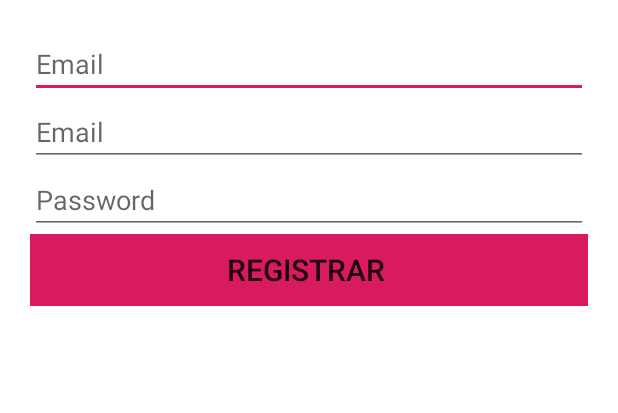
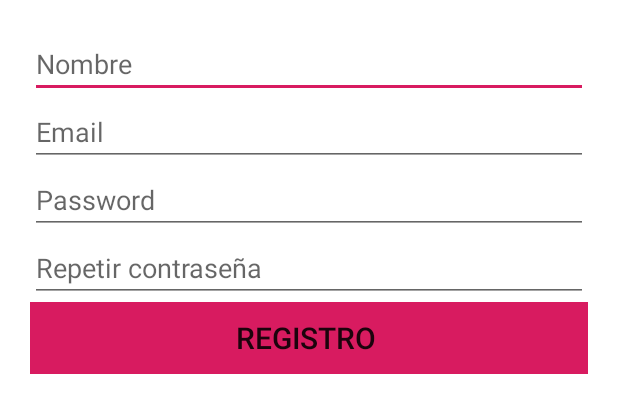
Before and after one commit to Wolf-JhEd/RA-Fia, an Android app: the layout activity_register.xml on its own in the app's theme, with its tools: preview values and no code run, on a phone screen of 412 x 824 dp. Shown: the top 413 px of the screen. Run offline under Robolectric (Android 15) with nearby library versions, the light colour scheme and no system bars.

Commit message:
finish Autentication

```diff
--- a/app/src/main/res/layout/activity_login.xml
+++ b/app/src/main/res/layout/activity_login.xml
@@ -15,12 +15,14 @@
         android:layout_width="match_parent"
         android:layout_height="wrap_content"
         android:hint="Email"
+        android:textColor="#820405"
         />
     <EditText
         android:id="@+id/editexPassw"
         android:layout_width="match_parent"
         android:layout_height="wrap_content"
         android:hint="Password"
+        android:textColor="#820405"
         />
 
     <LinearLayout
--- a/app/src/main/res/layout/activity_register.xml
+++ b/app/src/main/res/layout/activity_register.xml
@@ -13,7 +13,8 @@
         android:id="@+id/editRegName"
         android:layout_width="match_parent"
         android:layout_height="wrap_content"
-        android:hint="Email"
+        android:hint="Nombre"
+        android:textColor="#820405"
         />
 
     <EditText
@@ -21,13 +22,24 @@
         android:layout_width="match_parent"
         android:layout_height="wrap_content"
         android:hint="Email"
+        android:textColor="#820405"
         />
+
     <EditText
         android:id="@+id/editRegPassword"
         android:layout_width="match_parent"
         android:layout_height="wrap_content"
         android:hint="Password"
+        android:textColor="#820405"
         />
+
+    <EditText
+        android:id="@+id/idRegistroContraseñaRepetida"
+        android:layout_width="match_parent"
+        android:layout_height="wrap_content"
+        android:hint="Repetir contraseña"
+        android:inputType="textPassword"
+        android:textColor="#820405"/>
 
     <LinearLayout
         android:layout_width="match_parent"
@@ -35,10 +47,10 @@
         android:orientation="vertical">
 
         <Button
-            android:id="@+id/btRegUser"
+            android:id="@+id/btnRegUser"
             android:layout_width="match_parent"
             android:layout_height="wrap_content"
-            android:text="REGISTRAR "
+            android:text="REGISTRO "
             android:background="@color/colorAccent"
             android:textSize="20dp" />
 
```
Also changed, not shown: app/build.gradle (+9 -2 lines), app/src/main/java/com/example/ra_fia/Entidades/Usuarios.java (added, +25 -0 lines), app/src/main/java/com/example/ra_fia/Register.java (+66 -59 lines).
